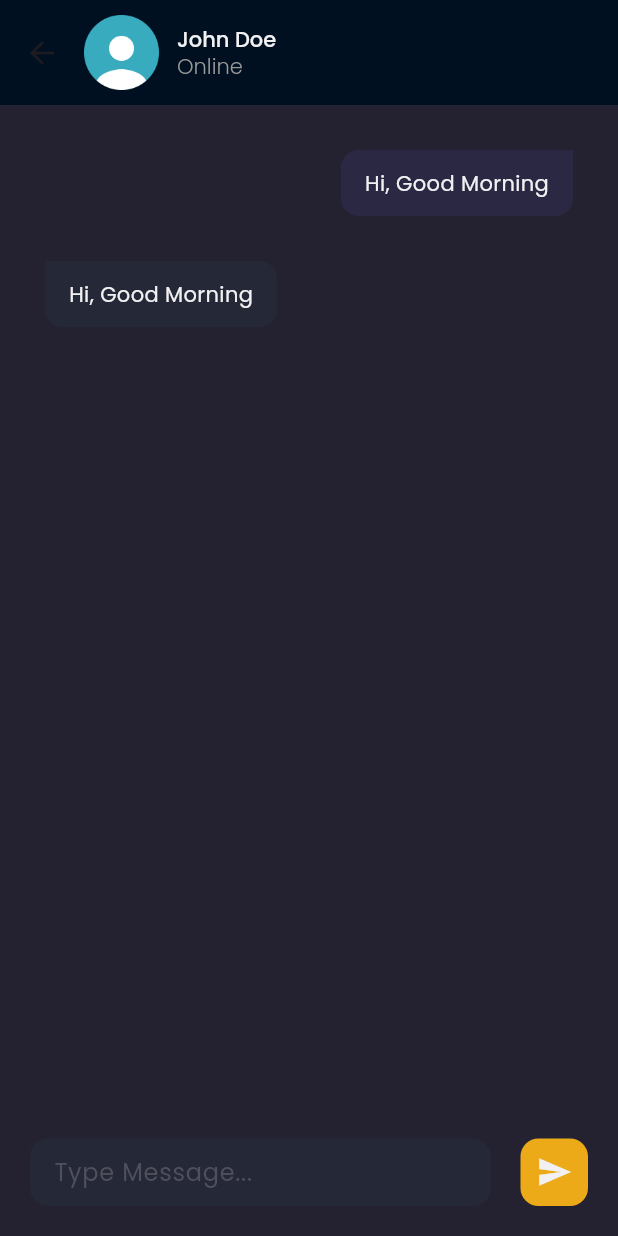
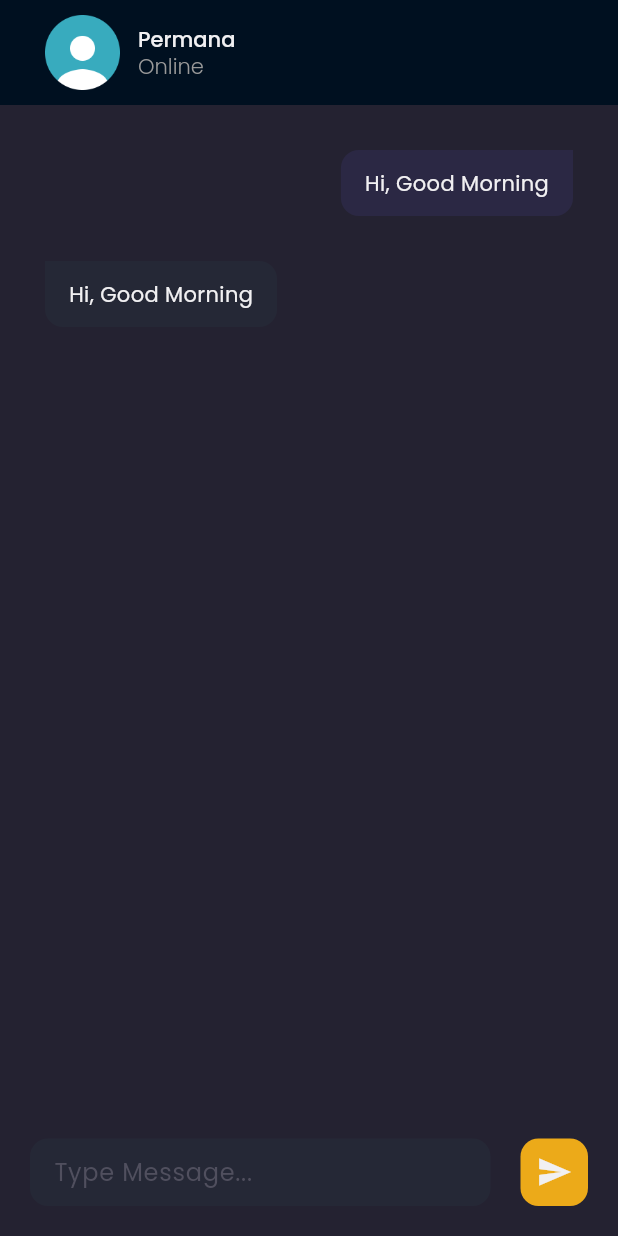
Before and after one commit to yogapermana76/medicalapp, a Flutter app: the DetailChatPage screen opened by its route, on a phone screen of 412 x 824 dp. Run offline on Flutter 3.47's test engine with Material 3 defaults, Android fonts, the phone set to English and light mode, and no system bars; our stand-ins replace carousel_slider, google_fonts.

Commit message:
fix: chat - appbar title and change name chat

```diff
--- a/lib/pages/detail_chat_page.dart
+++ b/lib/pages/detail_chat_page.dart
@@ -10,10 +10,13 @@ class DetailChatPage extends StatelessWidget {
     PreferredSizeWidget header() {
       return AppBar(
         backgroundColor: backgroundColor1,
+        automaticallyImplyLeading: false,
         centerTitle: false,
         toolbarHeight: 70,
         titleSpacing: 0,
-        title: Row(
+        title: Padding(
+          padding: EdgeInsets.only(left: defaultMargin),
+          child: Row(
             children: [
               Image.asset('assets/images/image_profile.png', width: 50),
               const SizedBox(width: 12),
@@ -21,7 +24,7 @@ class DetailChatPage extends StatelessWidget {
                 crossAxisAlignment: CrossAxisAlignment.start,
                 children: [
                   Text(
-                  'John Doe',
+                    'Permana',
                     style: primaryTextStyle.copyWith(
                       fontWeight: medium,
                       fontSize: 14,
@@ -37,6 +40,7 @@ class DetailChatPage extends StatelessWidget {
                 ],
               ),
             ],
+          ),
         ),
       );
     }
--- a/lib/widgets/chat_tile.dart
+++ b/lib/widgets/chat_tile.dart
@@ -21,7 +21,7 @@ class ChatTile extends StatelessWidget {
                     crossAxisAlignment: CrossAxisAlignment.start,
                     children: [
                       Text(
-                        'John Doe',
+                        'Permana',
                         style: primaryTextStyle.copyWith(fontSize: 15),
                       ),
                       Text(
```
Lines whose indentation alone changed are shown as unchanged.
